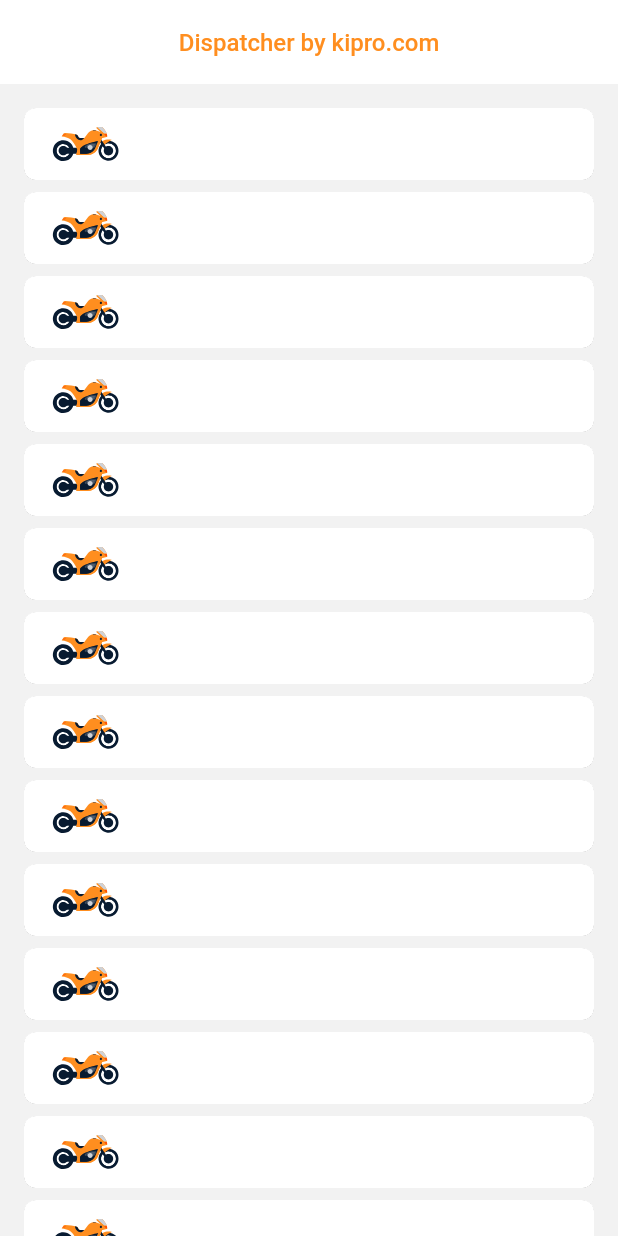
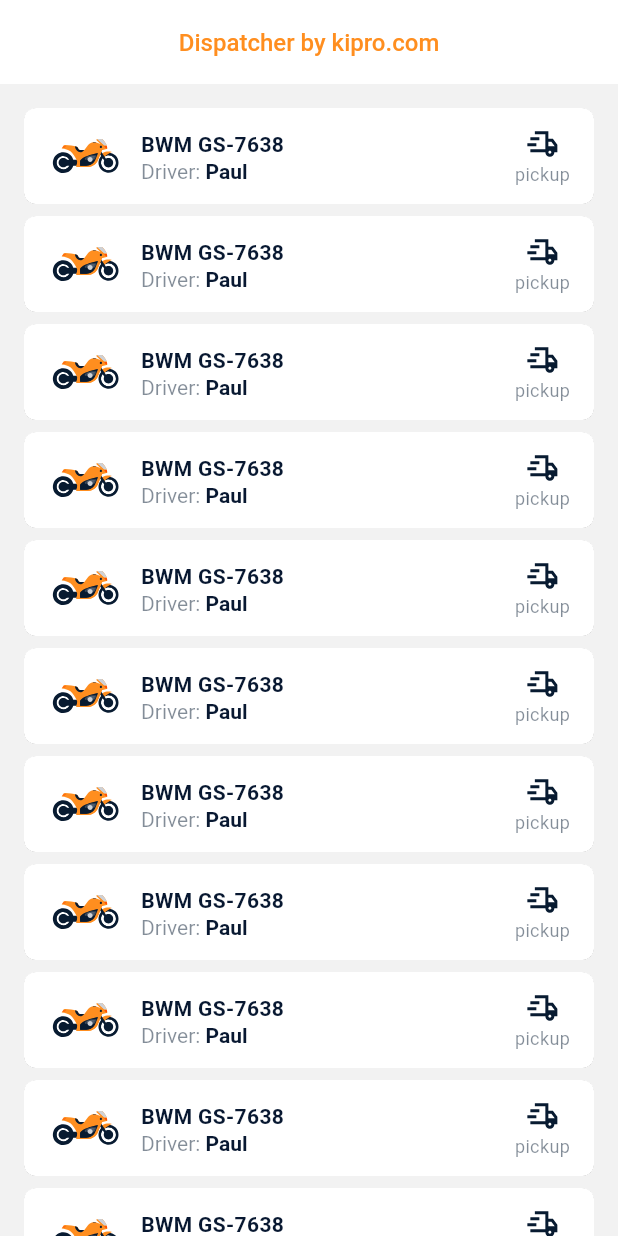
Before and after one commit to ybray96/fluttertut, a Flutter app: the screen it shows after launch, on a phone screen of 412 x 824 dp. Run offline on Flutter 3.47's test engine with Material 3 defaults, Android fonts, the phone set to English and light mode, and no system bars; our stand-ins replace flutter_svg.

Commit message:
Tutorial 5

```diff
--- a/lib/design/dimensions.dart
+++ b/lib/design/dimensions.dart
@@ -1,8 +1,15 @@
 const double fontSize16 = 16;
+const double fontSize14 = 14;
+const double fontSize12 = 12;
+
 const double elevation0 = 0;
 const double elevation006 = 0.06;
+
 const double height8 = 8;
 const double height64 = 64;
+
 const double padding16 = 16;
+const double padding8 = 8;
+const double padding6 = 6;
+
 const double radius8 = 8;
-const double padding8 = 8;
--- a/lib/design/images.dart
+++ b/lib/design/images.dart
@@ -1,3 +1,4 @@
+// ignore: depend_on_referenced_packages
 import 'package:flutter_svg/flutter_svg.dart';
 
 final SvgPicture accountCircleImage = SvgPicture.asset(
--- a/lib/pages/vehicle/vehicle_item.dart
+++ b/lib/pages/vehicle/vehicle_item.dart
@@ -1,4 +1,3 @@
-import 'package:flutter/cupertino.dart';
 import 'package:flutter/material.dart';
 import 'package:fluttertut/design/colors.dart';
 import 'package:fluttertut/design/dimensions.dart';
@@ -9,12 +8,14 @@ class VehicleItem extends StatelessWidget {
 
   @override
   Widget build(BuildContext context) {
-    return Card(
+    return SizedBox(
+      height: height64,
+      child: Card(
         color: surfaceColor,
         margin: EdgeInsets.zero,
         elevation: elevation006,
-      shape:
-          RoundedRectangleBorder(borderRadius: BorderRadius.circular(radius8)),
+        shape: RoundedRectangleBorder(
+            borderRadius: BorderRadius.circular(radius8)),
         child: InkWell(
           borderRadius: BorderRadius.circular(radius8),
           onTap: () {},
@@ -24,14 +25,69 @@ class VehicleItem extends StatelessWidget {
                 children: <Widget>[vehicleMotocycleImage, _title(), _state()]),
           ),
         ),
+      ),
     );
   }
 
   Widget _title() {
-    return Container();
+    return Expanded(
+      child: Padding(
+        padding: const EdgeInsets.only(left: padding6, right: padding6),
+        child: Column(
+            crossAxisAlignment: CrossAxisAlignment.start,
+            mainAxisAlignment: MainAxisAlignment.center,
+            children: <Widget>[
+              const Text('BWM GS-7638',
+                  maxLines: 2,
+                  overflow: TextOverflow.ellipsis,
+                  style: TextStyle(
+                      color: secondaryColor,
+                      fontSize: fontSize14,
+                      fontWeight: FontWeight.w600)),
+
+              // Text('No driver',
+              //
+              //     style: TextStyle(
+              //         color: secondaryVariantColor,
+              //         fontSize: fontSize14,
+              //         fontWeight: FontWeight.w400)),
+              RichText(
+                  maxLines: 1,
+                  overflow: TextOverflow.ellipsis,
+                  text: const TextSpan(
+                      style: TextStyle(fontSize: fontSize14),
+                      children: <TextSpan>[
+                        TextSpan(
+                            text: 'Driver: ',
+                            style: TextStyle(
+                                color: secondaryVariantColor,
+                                fontWeight: FontWeight.w400)),
+                        TextSpan(
+                            text: 'Paul',
+                            style: TextStyle(
+                                color: secondaryColor,
+                                fontWeight: FontWeight.w600)),
+                      ]))
+            ]),
+      ),
+    );
   }
 
   Widget _state() {
-    return Container();
+    return InkWell(
+      onTap: () {},
+      child: Column(
+          mainAxisAlignment: MainAxisAlignment.center,
+          children: <Widget>[
+            statePickupImage,
+            const Text(
+              'pickup',
+              style: TextStyle(
+                  color: secondaryVariantColor,
+                  fontSize: fontSize12,
+                  fontWeight: FontWeight.w400),
+            )
+          ]),
+    );
   }
 }
```
Lines whose indentation alone changed are shown as unchanged.
